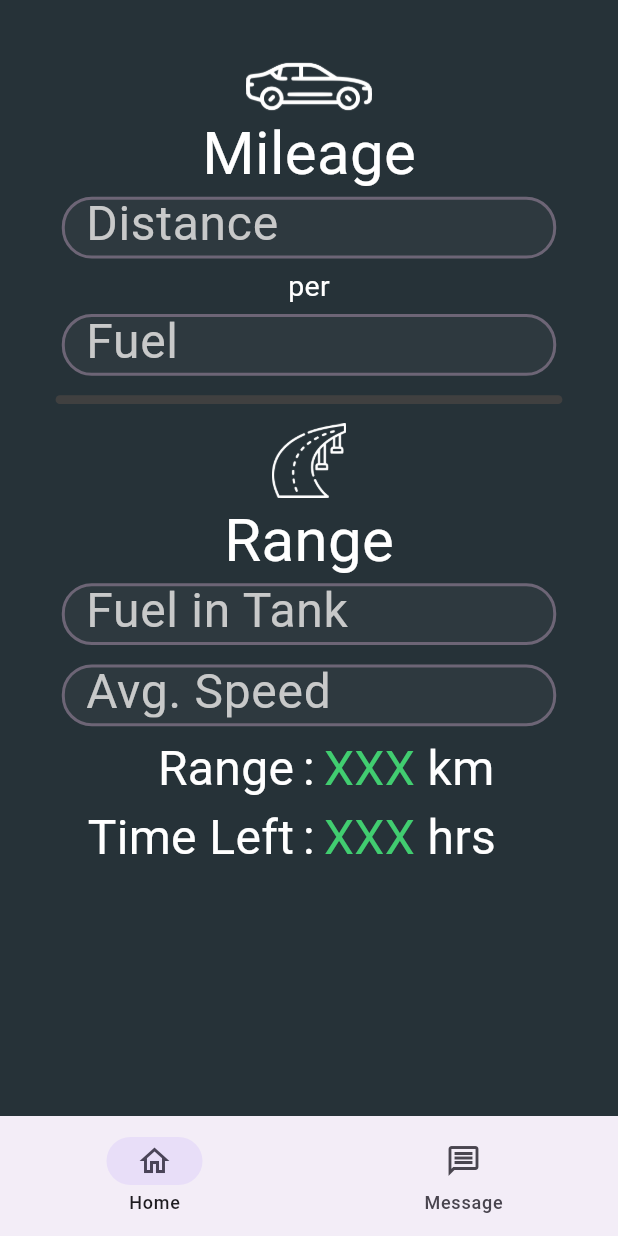
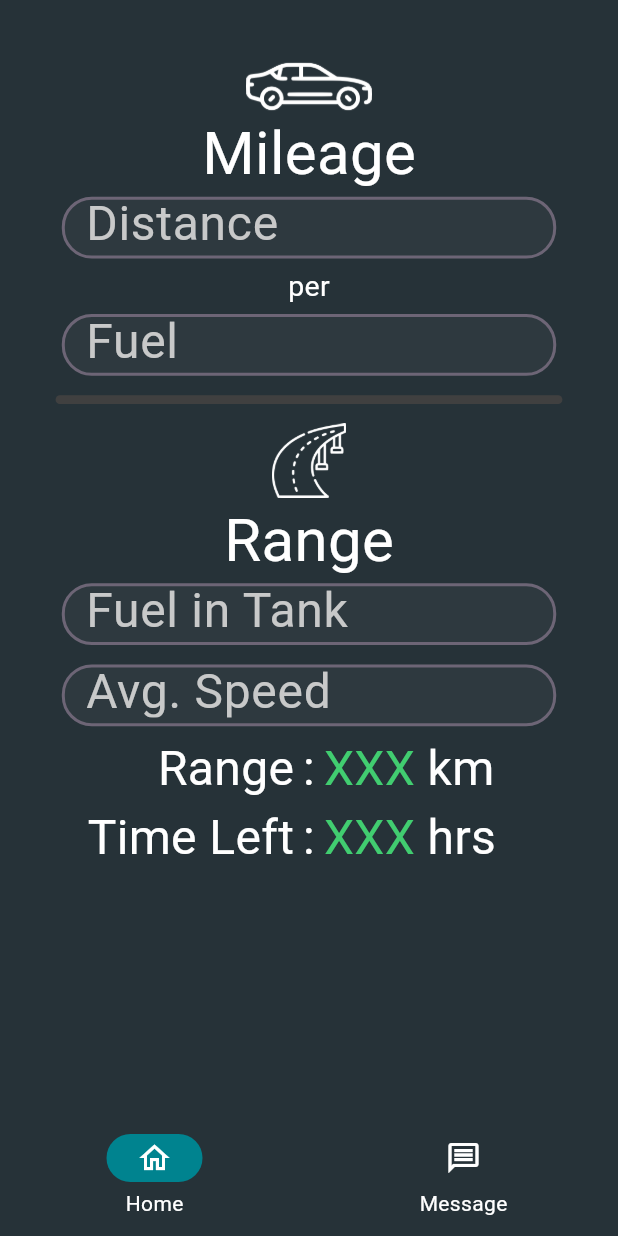
Before and after one commit to GComputeNerd/Fuel-Calc, a Flutter app: the screen it shows after launch, on a phone screen of 412 x 824 dp. Run offline on Flutter 3.47's test engine with Material 3 defaults, Android fonts, the phone set to English and light mode, and no system bars; Roboto replaces fonts that are missing (Iceland).

Commit message:
Updated Navbar colors

```diff
--- a/lib/main.dart
+++ b/lib/main.dart
@@ -40,7 +40,15 @@ class _MyHomePage extends State<MyHomePage> {
 
     return Scaffold(
       backgroundColor: const Color(0xFF263238),
-      bottomNavigationBar: NavigationBar(
+      bottomNavigationBar: NavigationBarTheme(
+        data: NavigationBarThemeData(
+          labelTextStyle: MaterialStateProperty.resolveWith<TextStyle>(
+            (Set<MaterialState> states) => const TextStyle(color: Colors.white)
+          ),
+        ),
+        child: NavigationBar(
+          backgroundColor: Color(0xFF263238),
+          indicatorColor: Color(0xFF00838F),
           onDestinationSelected: (int index) {
             setState(() {
               fuelState.currentMenu = index;
@@ -48,9 +56,20 @@ class _MyHomePage extends State<MyHomePage> {
           },
           selectedIndex: fuelState.currentMenu,
           destinations: <Widget>[
-          NavigationDestination(icon: Icon(Icons.home_outlined), label: "Home"),
-          NavigationDestination(icon: Icon(Icons.message_outlined), label: "Message")
+            NavigationDestination(
+              icon: Icon(
+                Icons.home_outlined,
+                color: Colors.white,),
+              label: "Home",
+            ),
+            NavigationDestination(
+              icon: Icon(
+                Icons.message_outlined,
+                color: Colors.white,),
+              label: "Message"
+            )
           ],
+        ),
       ),
       body: Center(
         child: ListView(
```
Lines whose indentation alone changed are shown as unchanged.
